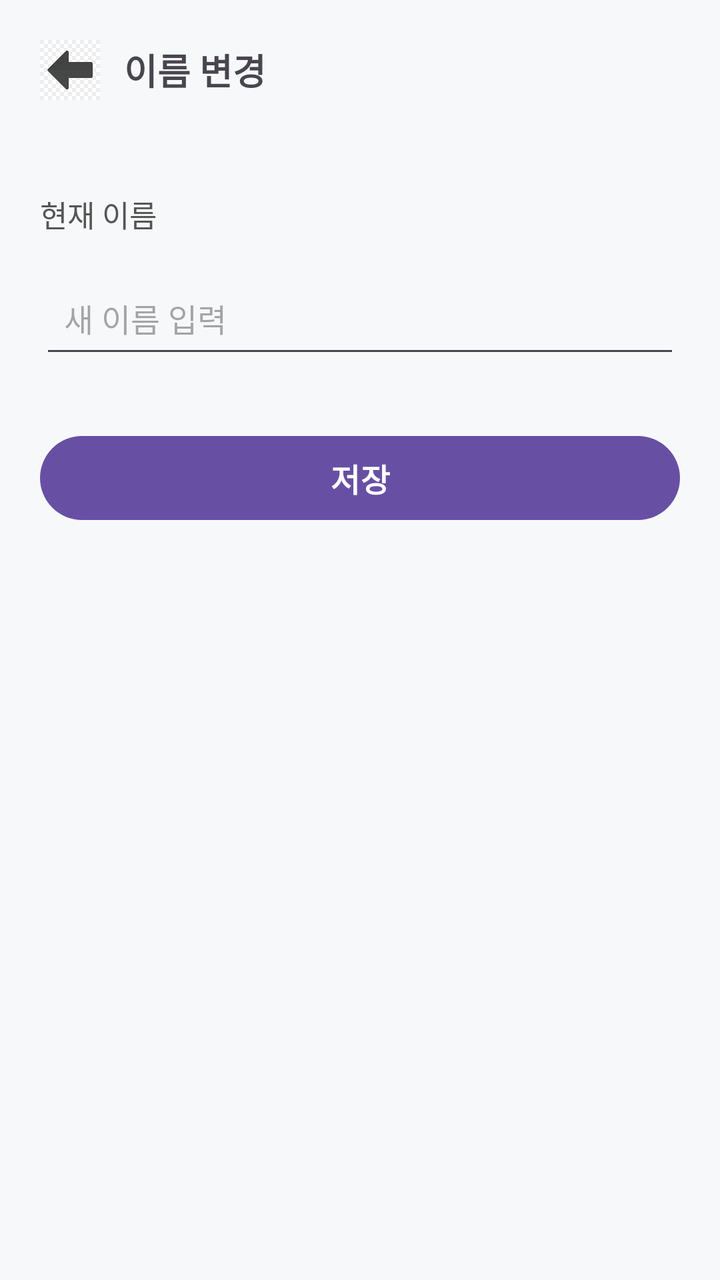
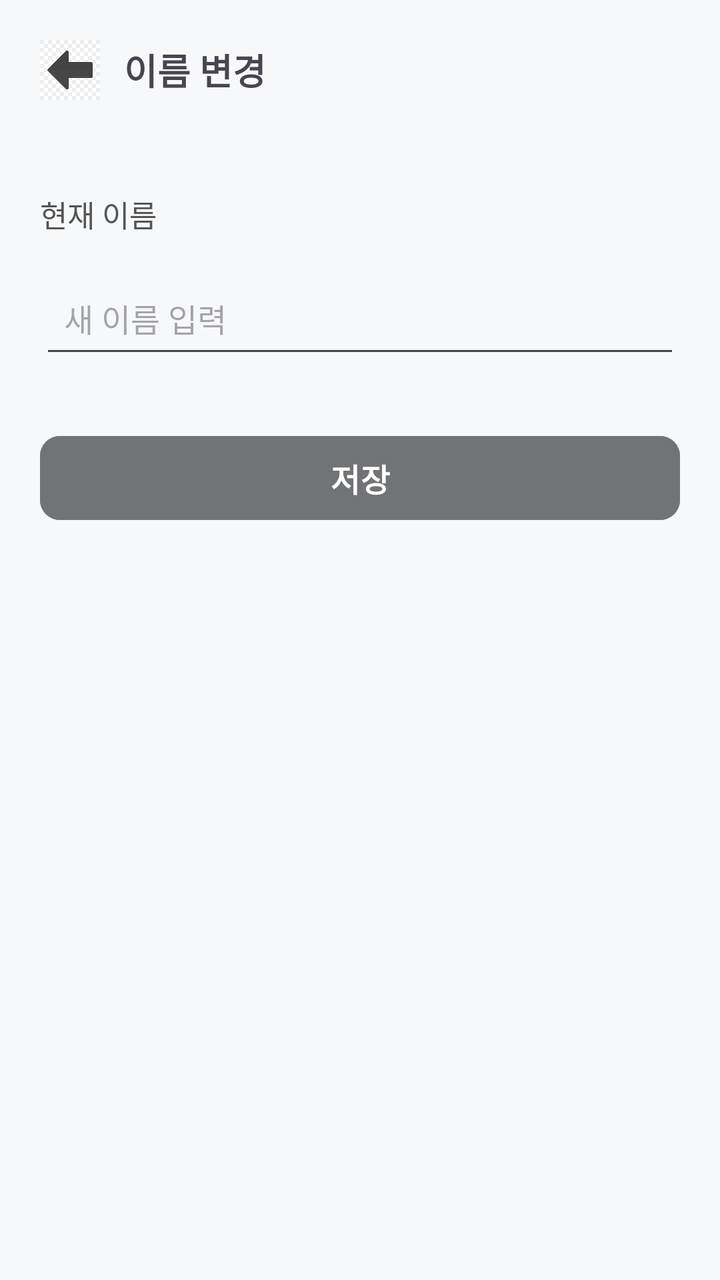

Compare the two renders of this Android layout. The source of the first and the diff that turns it into the second are given below.
<!-- AndroidManifest.xml: application theme Theme.Lostfind -->
<!-- res/layout/name_change.xml -->
<?xml version="1.0" encoding="utf-8"?>
<LinearLayout
    xmlns:android="http://schemas.android.com/apk/res/android"
    android:layout_width="match_parent"
    android:layout_height="match_parent"
    android:orientation="vertical"
    android:background="#F7F8FA"
    android:padding="20dp">

    
    <LinearLayout
        android:layout_width="match_parent"
        android:layout_height="wrap_content"
        android:orientation="horizontal"
        android:gravity="center_vertical"
        android:paddingBottom="16dp">

        <ImageView
            android:id="@+id/btnBack"
            android:layout_width="30dp"
            android:layout_height="30dp"
            android:src="@drawable/left_arrow"
            android:contentDescription="Back" />

        <TextView
            android:id="@+id/txtTitle"
            android:layout_width="wrap_content"
            android:layout_height="wrap_content"
            android:text="이름 변경"
            android:textSize="18sp"
            android:textStyle="bold"
            android:layout_marginStart="12dp" />
    </LinearLayout>


    
    <TextView
        android:id="@+id/txtDescription"
        android:layout_width="wrap_content"
        android:layout_height="wrap_content"
        android:text="현재 이름"
        android:textSize="15sp"
        android:textColor="#555555"
        android:layout_marginTop="30dp" />


    
    <EditText
        android:id="@+id/editNewName"
        android:layout_width="match_parent"
        android:layout_height="50dp"
        android:hint="새 이름 입력"
        android:padding="12dp"
        android:textSize="16sp"
        android:layout_marginTop="16dp" />


    
    <Button
        android:id="@+id/btnSaveName"
        android:layout_width="match_parent"
        android:layout_height="50dp"
        android:text="저장"
        android:textSize="16sp"
        android:textStyle="bold"
        android:textColor="#FFFFFF"
        android:layout_marginTop="30dp" />

</LinearLayout>
<!-- resources referenced by this layout -->
<resources>
  <!-- drawable left_arrow: jpg bitmap (drawable, 5456 bytes) -->
  <style name="Theme.Lostfind" parent="Base.Theme.Lostfind" />
  <style name="Base.Theme.Lostfind" parent="Theme.Material3.DayNight.NoActionBar">
          
          
      </style>
</resources>

<!-- the commit's change to res/layout/name_change.xml (unified diff, before → after) -->
@@ -1,8 +1,8 @@
 <?xml version="1.0" encoding="utf-8"?>
-<LinearLayout
-    xmlns:android="http://schemas.android.com/apk/res/android"
+<LinearLayout xmlns:android="http://schemas.android.com/apk/res/android"
     android:layout_width="match_parent"
     android:layout_height="match_parent"
+    xmlns:app="http://schemas.android.com/apk/res-auto"
     android:orientation="vertical"
     android:background="#F7F8FA"
     android:padding="20dp">
@@ -64,6 +64,8 @@
         android:textSize="16sp"
         android:textStyle="bold"
         android:textColor="#FFFFFF"
-        android:layout_marginTop="30dp" />
+        android:layout_marginTop="30dp"
+        app:cornerRadius="10dp"
+        android:backgroundTint="@color/gray"/>
 
 </LinearLayout>
<!-- resource entries referenced after the edit -->
@@ -1,5 +1,6 @@
 <!-- resources referenced by this layout -->
 <resources>
+  <color name="gray">#727375</color>
   <!-- drawable left_arrow: jpg bitmap (drawable, 5456 bytes) -->
   <style name="Theme.Lostfind" parent="Base.Theme.Lostfind" />
   <style name="Base.Theme.Lostfind" parent="Theme.Material3.DayNight.NoActionBar">
